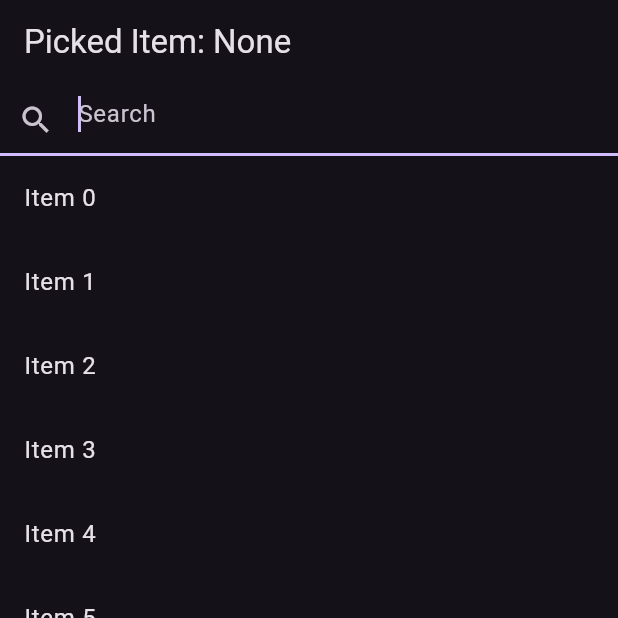
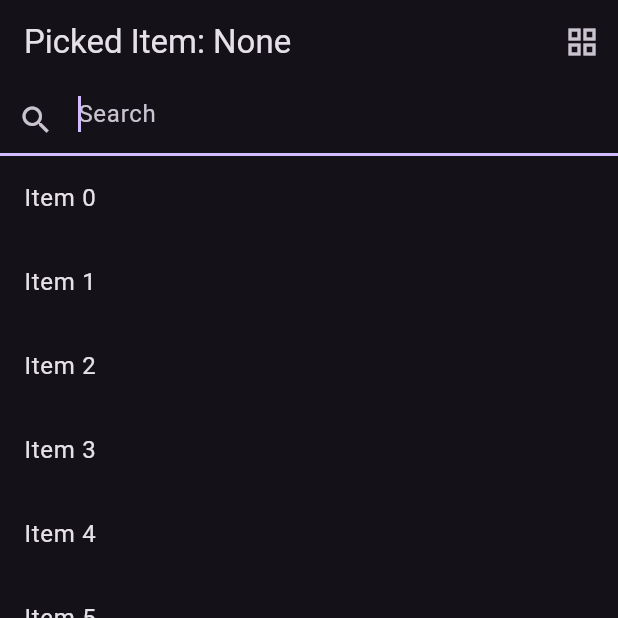
Before and after one commit to fanchungchit/item_picker, a Flutter app: the screen it shows after launch, on a phone screen of 412 x 824 dp, the top half of it. Run offline on Flutter 3.47's test engine with Material 2 defaults, Android fonts, the phone set to English and light mode, and no system bars.

Commit message:
Update Items Picker

```diff
--- a/example/lib/main.dart
+++ b/example/lib/main.dart
@@ -41,13 +41,31 @@ class _HomeState extends State<Home> {
   Widget itemBuilder(BuildContext context, Item item) =>
       ListTile(title: Text(item.name));
 
+  Widget itemsBuilder(BuildContext context, Item item, bool selected) =>
+      CheckboxListTile.adaptive(
+          value: selected, onChanged: (value) {}, title: Text(item.name));
+
   @override
   Widget build(BuildContext context) {
-    if (isItems) {}
+    if (isItems) {
+      return Scaffold(
+        body: ItemsPicker<Item>(
+          items: items,
+          itemFilter: itemFilter,
+          itemTitleBuilder: (context, item) => Text(item.name),
+          initialItems: [items[0], items[1]],
+        ),
+      );
+    }
 
     return Scaffold(
       appBar: AppBar(
         title: Text('Picked Item: ${pickedItem?.name ?? 'None'}'),
+        actions: [
+          IconButton(
+              onPressed: () => setState(() => isItems = !isItems),
+              icon: Icon(isItems ? Icons.list : Icons.grid_view))
+        ],
       ),
       body: ItemPicker(
           autofocus: true,
--- a/pubspec.yaml
+++ b/pubspec.yaml
@@ -1,6 +1,6 @@
 name: item_picker
 description: A new Flutter package project.
-version: 1.0.5
+version: 1.0.6
 
 environment:
   sdk: '>=3.0.0 <4.0.0'
```
Also changed, not shown: lib/item_picker.dart (+32 -27 lines), example/pubspec.lock.
